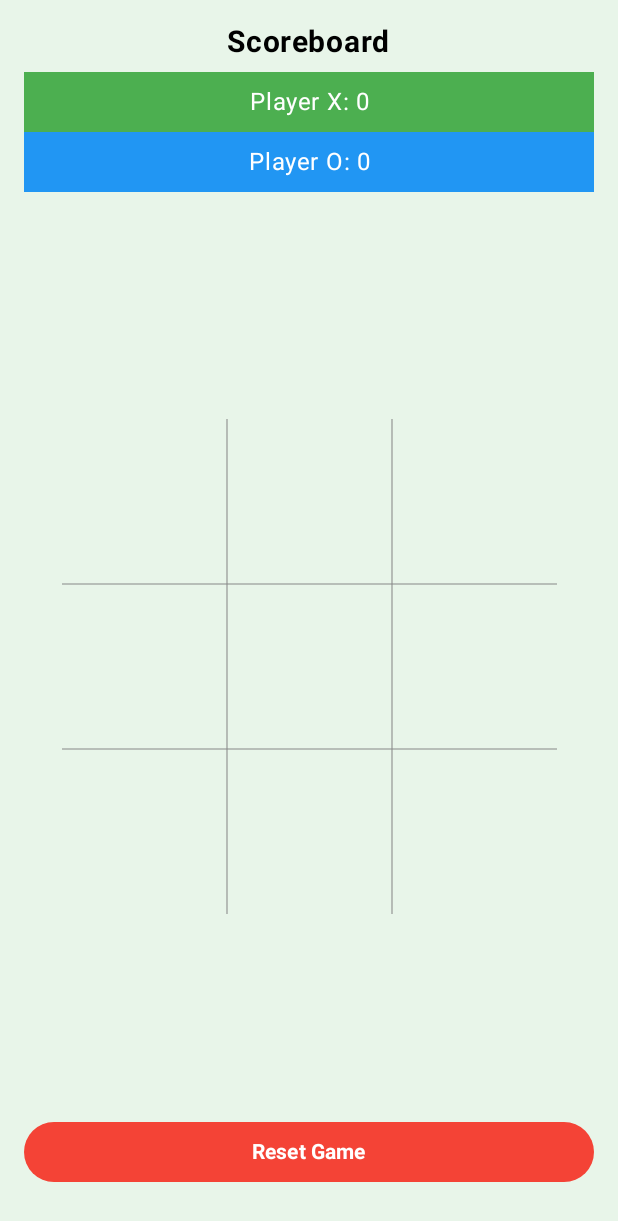
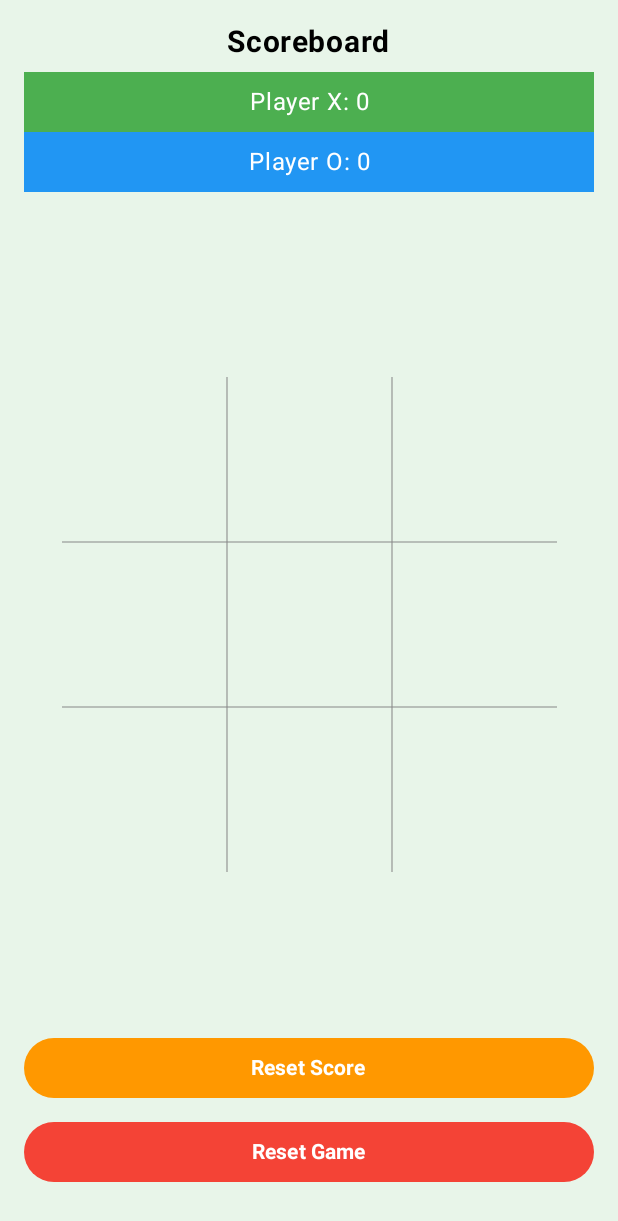
Before and after one commit to hayatnabi/TicTacToeAndroid, an Android app built with Jetpack Compose: the GameActivity screen opened directly, with no data from a screen before it, on a phone screen of 412 x 824 dp. Shown: the top 1221 px of the screen. Run offline under Robolectric (Android 15) with nearby library versions, the phone set to English and light mode, and no system bars.

Commit message:
Saved score to app preferences and added reset score button to reset the score completely.

```diff
--- a/app/src/main/java/compose/game/tictactoe/ui/GameActivity.kt
+++ b/app/src/main/java/compose/game/tictactoe/ui/GameActivity.kt
@@ -40,6 +40,7 @@ import androidx.compose.ui.unit.dp
 import androidx.compose.ui.unit.sp
 import compose.game.tictactoe.R
 import compose.game.tictactoe.ui.theme.TicTacToeComposeTheme
+import compose.game.tictactoe.utils.Constants
 import compose.game.tictactoe.utils.MediaPlayerManager
 import compose.game.tictactoe.utils.MyApp
 import compose.game.tictactoe.utils.PreferencesManager
@@ -69,6 +70,8 @@ class GameActivity : ComponentActivity() {
 @Preview
 @Composable
 fun TicTacToeGameScreen() {
+    val context = LocalContext.current
+
     var board by remember { mutableStateOf(List(3) { MutableList(3) { "" } }) }
     var currentPlayer by remember { mutableStateOf("X") }
     var player1Score by remember { mutableIntStateOf(0) }
@@ -77,6 +80,11 @@ fun TicTacToeGameScreen() {
 
     // Store the winning line (the values) and also the positions of the winning cells for flicker
     var winningLinePositions by remember { mutableStateOf<List<Pair<Int, Int>>?>(null) }
+
+    LaunchedEffect(Unit) {
+        player1Score = PreferencesManager.get(context, Constants.KEY_SCORE_PLAYER_1, 0)
+        player2Score = PreferencesManager.get(context, Constants.KEY_SCORE_PLAYER_2, 0)
+    }
 
     // Modified checkWinner returns the winner symbol and updates winningLinePositions
     fun checkWinner(): String? {
@@ -129,7 +137,13 @@ fun TicTacToeGameScreen() {
         if (winner != null) {
             winnerMessage = "Player $winner wins!"
             MediaPlayerManager.playSound(MyApp.context, R.raw.win_sound)
+            player1Score = PreferencesManager.get(MyApp.context, Constants.KEY_SCORE_PLAYER_1, 0)
+            player2Score = PreferencesManager.get(MyApp.context, Constants.KEY_SCORE_PLAYER_2, 0)
             if (winner == "X") player1Score++ else player2Score++
+
+            // saving the score here for player 1 and 2
+            PreferencesManager.save(MyApp.context, Constants.KEY_SCORE_PLAYER_1, player1Score)
+            PreferencesManager.save(MyApp.context, Constants.KEY_SCORE_PLAYER_2, player2Score)
         } else if (isBoardFull()) {
             winnerMessage = "It's a draw!"
             MediaPlayerManager.playSound(MyApp.context, R.raw.draw_sound)
@@ -145,7 +159,14 @@ fun TicTacToeGameScreen() {
         winningLinePositions = null
     }
 
-    val context = LocalContext.current
+    fun resetScore() {
+        // updating UI
+        player1Score = 0
+        player2Score = 0
+        PreferencesManager.save(MyApp.context, Constants.KEY_SCORE_PLAYER_1, 0)
+        PreferencesManager.save(MyApp.context, Constants.KEY_SCORE_PLAYER_2, 0)
+    }
+
     val shouldFlickerWin by remember {
         mutableStateOf(
             PreferencesManager.get(context, "should_flicker", true)
@@ -287,6 +308,21 @@ fun TicTacToeGameScreen() {
                 }
             }
         }
+        Column {
+            // Reset Score Button
+            Button(
+                onClick = { resetScore() },
+                colors = ButtonDefaults.buttonColors(
+                    containerColor = Color(0xFFFF9800), // Orange
+                    contentColor = Color.White
+                ),
+                modifier = Modifier
+                    .fillMaxWidth()
+                    .align(Alignment.CenterHorizontally)
+                    .padding(bottom = 8.dp)
+            ) {
+                Text("Reset Score", fontWeight = FontWeight.Bold)
+            }
 
             // Reset Button at Bottom Center
             Button(
@@ -304,3 +340,4 @@ fun TicTacToeGameScreen() {
             }
         }
     }
+}
```
Also changed, not shown: app/src/main/java/compose/game/tictactoe/ui/SettingsActivity.kt (+5 -4 lines), app/src/main/java/compose/game/tictactoe/utils/Constants.kt (added, +9 -0 lines). Lines whose indentation alone changed are shown as unchanged.
